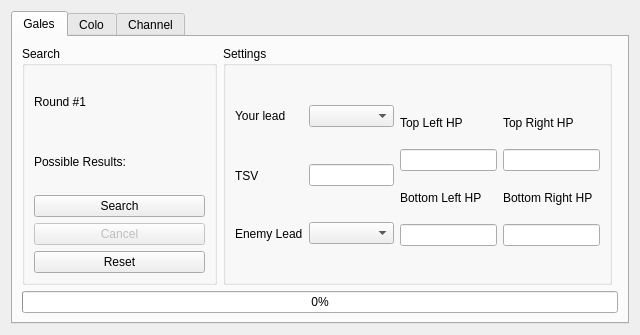
Qt form Source/Form/Gen3/Tools/GameCubeSeedFinder.ui (Admiral-Fish/PokeFinder) before a commit.
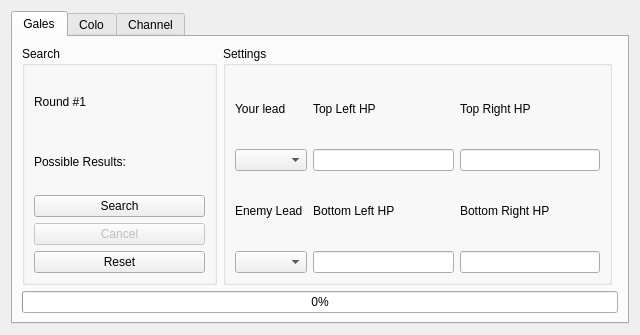
The same form after that commit. Custom widgets are drawn as their Qt base class.

The edit to the form file:
```diff
--- a/Source/Form/Gen3/Tools/GameCubeSeedFinder.ui
+++ b/Source/Form/Gen3/Tools/GameCubeSeedFinder.ui
@@ -39,7 +39,7 @@
          <property name="title">
           <string>Settings</string>
          </property>
-         <layout class="QGridLayout" name="gridLayout_8">
+         <layout class="QGridLayout" name="gridLayout_5">
           <item row="0" column="0">
            <widget class="QLabel" name="labelGalesYourLead">
             <property name="text">
@@ -48,38 +48,13 @@
            </widget>
           </item>
           <item row="0" column="1">
-           <widget class="QComboBox" name="comboBoxGalesYourLead"/>
-          </item>
-          <item row="1" column="0">
-           <widget class="QLabel" name="labelGalesTSV">
-            <property name="text">
-             <string>TSV</string>
-            </property>
-           </widget>
-          </item>
-          <item row="1" column="1">
-           <widget class="TextBox" name="textBoxGalesTSV"/>
-          </item>
-          <item row="2" column="0">
-           <widget class="QLabel" name="labelGalesEnemyLead">
-            <property name="text">
-             <string>Enemy Lead</string>
-            </property>
-           </widget>
-          </item>
-          <item row="2" column="1">
-           <widget class="QComboBox" name="comboBoxGalesEnemyLead"/>
-          </item>
-          <item row="0" column="2" rowspan="3">
-           <layout class="QGridLayout" name="gridLayout_5">
-            <item row="0" column="0">
              <widget class="QLabel" name="labelGalesTopLeft">
               <property name="text">
                <string>Top Left HP</string>
               </property>
              </widget>
             </item>
-            <item row="0" column="1">
+          <item row="0" column="2">
              <widget class="QLabel" name="labelGalesTopRight">
               <property name="text">
                <string>Top Right HP</string>
@@ -87,19 +62,29 @@
              </widget>
             </item>
             <item row="1" column="0">
+           <widget class="QComboBox" name="comboBoxGalesYourLead"/>
+          </item>
+          <item row="1" column="1">
              <widget class="TextBox" name="textBoxGalesTopLeft"/>
             </item>
-            <item row="1" column="1">
+          <item row="1" column="2">
              <widget class="TextBox" name="textBoxGalesTopRight"/>
             </item>
             <item row="2" column="0">
+           <widget class="QLabel" name="labelGalesEnemyLead">
+            <property name="text">
+             <string>Enemy Lead</string>
+            </property>
+           </widget>
+          </item>
+          <item row="2" column="1">
              <widget class="QLabel" name="labelGalesBottomLeft">
               <property name="text">
                <string>Bottom Left HP</string>
               </property>
              </widget>
             </item>
-            <item row="2" column="1">
+          <item row="2" column="2">
              <widget class="QLabel" name="labelGalesBottomRight">
               <property name="text">
                <string>Bottom Right HP</string>
@@ -107,14 +92,15 @@
              </widget>
             </item>
             <item row="3" column="0">
+           <widget class="QComboBox" name="comboBoxGalesEnemyLead"/>
+          </item>
+          <item row="3" column="1">
              <widget class="TextBox" name="textBoxGalesBottomLeft"/>
             </item>
-            <item row="3" column="1">
+          <item row="3" column="2">
              <widget class="TextBox" name="textBoxGalesBottomRight"/>
             </item>
            </layout>
-          </item>
-         </layout>
         </widget>
        </item>
        <item row="0" column="0">
```
Left out of the diff: 1 changed line with no effect on the pictures. Lines whose indentation alone changed are shown as unchanged.
